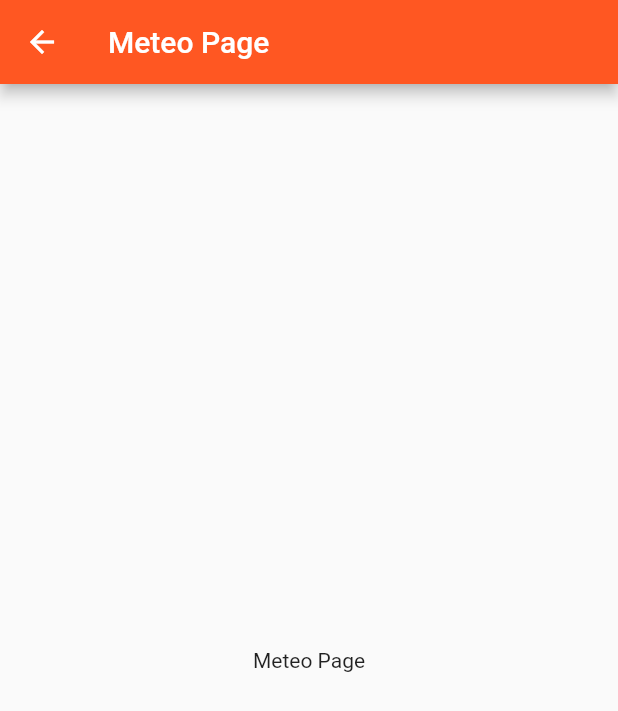
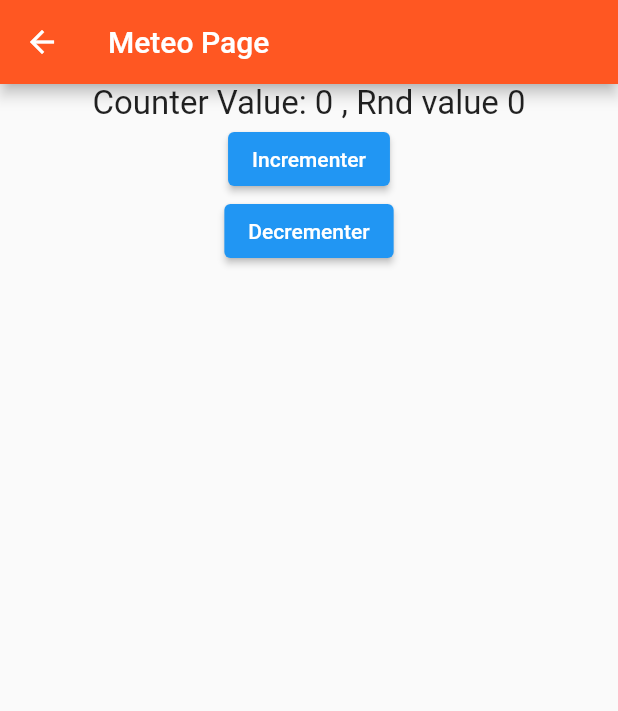
Before and after one commit to tatsinda/App_meteo, a Flutter app: the screen it shows after launch, in the side drawer, after a tap on "Meteo", on a phone screen of 412 x 824 dp. Shown: the top 711 px of the screen. Run offline on Flutter 3.47's test engine with Material 2 defaults, Android fonts, the phone set to English and light mode, and no system bars.

Commit message:
creation du statefull widget dans le menu Meteo

```diff
--- a/lib/main.dart
+++ b/lib/main.dart
@@ -1,5 +1,6 @@
 import 'package:first_app_bdcc/gallery-page.dart';
 import 'package:first_app_bdcc/meteo-page.dart';
+import 'package:first_app_bdcc/quiz-page.dart';
 
 import './home-page.dart';
 import 'package:flutter/material.dart';
@@ -91,6 +92,27 @@ class MyApp extends StatelessWidget {
             Divider(
               color: Colors.deepOrange,
             ),
+            //element du Drawer
+            ListTile(
+              title: Text(
+                'Quiz',
+                style: TextStyle(fontSize: 18),
+              ),
+              leading: Icon(Icons.quiz), //une iconce a gauche
+              trailing: Icon(Icons.arrow_right), // une fleche a droite
+              //methode executer apres click sur l'element
+              onTap: () {
+                //navigation vers une autre page
+                Navigator.pop(context); // supprimer la page precedente
+                //navigation vers une autre page
+                Navigator.push(context, MaterialPageRoute(builder: (context) {
+                  return QuizPage();
+                }));
+              },
+            ),
+            Divider(
+              color: Colors.deepOrange,
+            ),
           ],
         ),
       ),
--- a/lib/meteo-page.dart
+++ b/lib/meteo-page.dart
@@ -1,16 +1,56 @@
+import 'dart:math';
+
 import 'package:flutter/material.dart';
 
-class MeteoPage extends StatelessWidget {
+class MeteoPage extends StatefulWidget {
   MeteoPage() {}
+
+  @override
+  State<MeteoPage> createState() => _MeteoPageState();
+}
+
+class _MeteoPageState extends State<MeteoPage> {
+  int counter = 0;
+  int randomValue = 0;
   @override
   Widget build(BuildContext context) {
     return Scaffold(
-      appBar: AppBar(
-        title: Text('Meteo Page'),
-      ),
-      body: Center(
-        child: Text('Meteo Page'),
-      ),
-    );
+        appBar: AppBar(
+          title: Text('Meteo Page'),
+        ),
+        body: Column(
+          children: <Widget>[
+            Center(
+              child: Text(
+                'Counter Value: ${counter} , Rnd value ${randomValue}',
+                style: TextStyle(fontSize: 22),
+              ),
+            ),
+            ElevatedButton(
+              child: Text(
+                'Incrementer',
+              ),
+              //methode executer apres click sur le button
+              onPressed: () {
+                //changement du state
+                setState(() {
+                  ++counter;
+                  randomValue = new Random().nextInt(100);
+                });
+              },
+            ),
+            ElevatedButton(
+              child: Text(
+                'Decrementer',
+              ),
+              onPressed: () {
+                //changement du state
+                setState(() {
+                  --counter;
+                });
+              },
+            )
+          ],
+        ));
   }
 }
```
Also changed, not shown: lib/gallery-page.dart (+6 -1 lines), lib/quiz-page.dart (added, +22 -0 lines).
